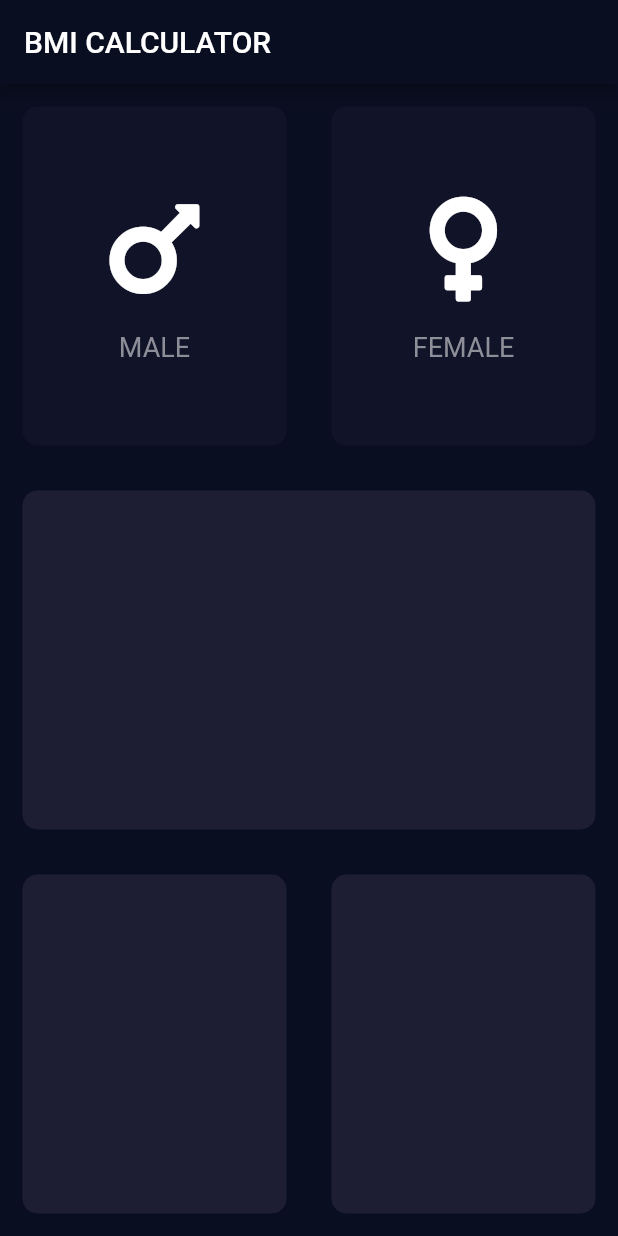
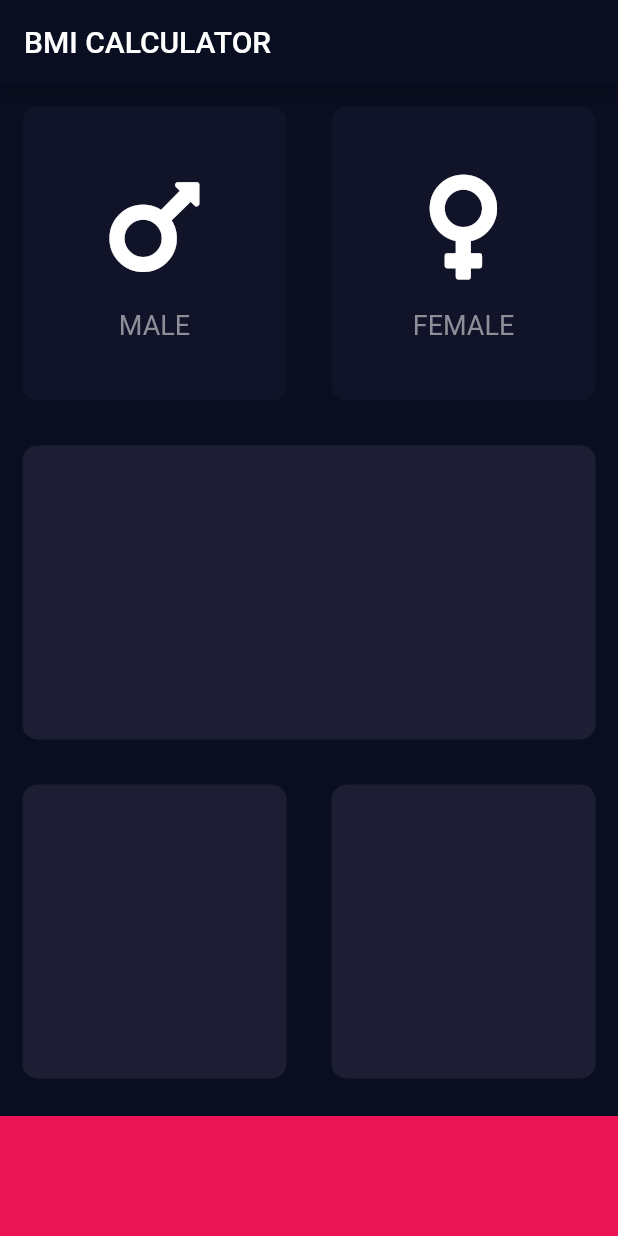
Before and after one commit to robsonsilv4/bmi-calculator, a Flutter app: the screen it shows after launch, on a phone screen of 412 x 824 dp. Run offline on Flutter 3.47's test engine with Material 2 defaults, Android fonts, the phone set to English and light mode, and no system bars; our stand-ins replace font_awesome_flutter.

Commit message:
Adicionado card inferiror

```diff
--- a/lib/input_page.dart
+++ b/lib/input_page.dart
@@ -4,10 +4,11 @@ import 'package:font_awesome_flutter/font_awesome_flutter.dart';
 import 'icon_content.dart';
 import 'reusable_card.dart';
 
+const activeCardColor = Color(0xFF1D1E33);
+const inactiveCardColor = Color(0xFF111328);
+
 const bottomContainerHeight = 80.0;
 const bottomContainerColor = Color(0xFFEB1555);
-const activeCardColor = Color(0xFF1D1E33);
-const inactiveCardColor = Color(0xFF111328);
 
 class InputPage extends StatefulWidget {
   _InputPageState createState() => _InputPageState();
@@ -104,6 +105,12 @@ class _InputPageState extends State<InputPage> {
                 ],
               ),
             ),
+            Container(
+              color: bottomContainerColor,
+              width: double.infinity,
+              height: bottomContainerHeight,
+              margin: EdgeInsets.only(top: 10.0),
+            )
           ],
         ));
   }
```
